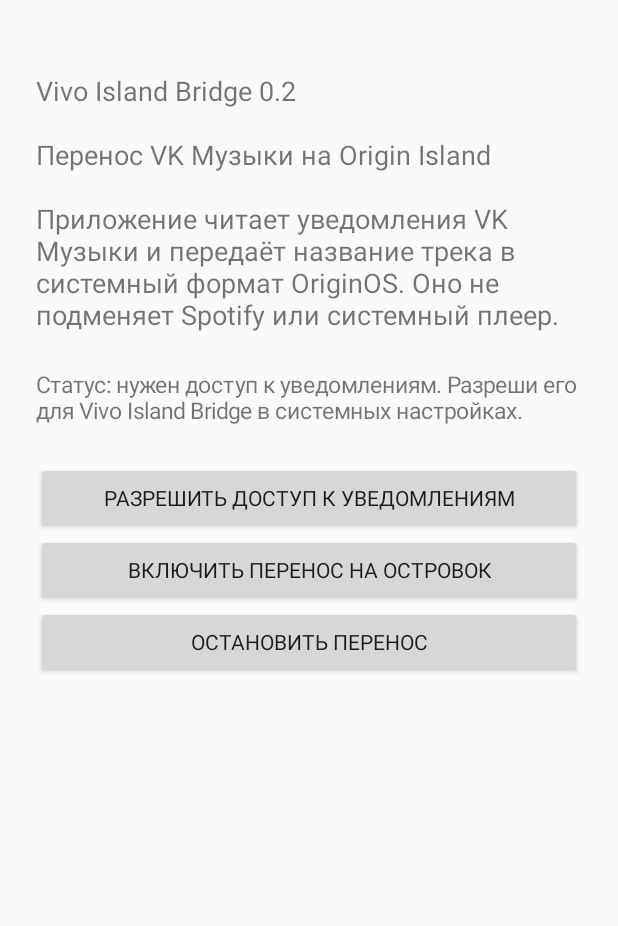
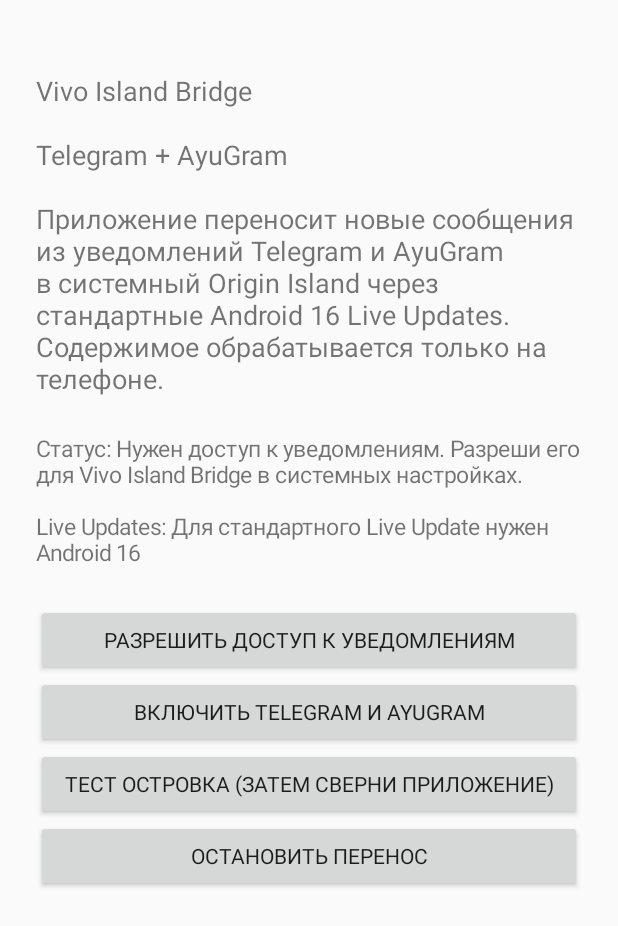
Before and after one commit to X3X3T/QuizMix, an Android app: the screen it shows after launch (MainActivity), after a tap on "ОСТАНОВИТЬ ПЕРЕНОС", on a phone screen of 412 x 824 dp. Shown: the top 926 px of the screen. Run offline under Robolectric (Android 15) with nearby library versions, the phone set to English and light mode, and no system bars.

Commit message:
Update app controls for Telegram and AyuGram island forwarding

```diff
--- a/VivoIslandBridge/app/src/main/java/com/x3x3t/vivoislandbridge/MainActivity.java
+++ b/VivoIslandBridge/app/src/main/java/com/x3x3t/vivoislandbridge/MainActivity.java
@@ -2,9 +2,9 @@ package com.x3x3t.vivoislandbridge;
 
 import android.Manifest;
 import android.app.Activity;
+import android.app.NotificationManager;
 import android.content.ComponentName;
 import android.content.Intent;
-import android.content.SharedPreferences;
 import android.content.pm.PackageManager;
 import android.os.Build;
 import android.os.Bundle;
@@ -12,6 +12,8 @@ import android.provider.Settings;
 import android.widget.Button;
 import android.widget.LinearLayout;
 import android.widget.TextView;
+
+import java.lang.reflect.Method;
 
 public class MainActivity extends Activity {
     private static final int REQUEST_NOTIFICATIONS = 10;
@@ -27,7 +29,7 @@ public class MainActivity extends Activity {
         layout.setPadding(pad, pad * 2, pad, pad);
 
         TextView title = new TextView(this);
-        title.setText("Vivo Island Bridge 0.2\n\nПеренос VK Музыки на Origin Island\n\nПриложение читает уведомления VK Музыки и передаёт название трека в системный формат OriginOS. Оно не подменяет Spotify или системный плеер.");
+        title.setText("Vivo Island Bridge\n\nTelegram + AyuGram\n\nПриложение переносит новые сообщения из уведомлений Telegram и AyuGram в системный Origin Island через стандартные Android 16 Live Updates. Содержимое обрабатывается только на телефоне.");
         title.setTextSize(18);
         layout.addView(title);
 
@@ -48,15 +50,21 @@ public class MainActivity extends Activity {
         layout.addView(access);
 
         Button enable = new Button(this);
-        enable.setText("Включить перенос на островок");
+        enable.setText("Включить Telegram и AyuGram");
         enable.setOnClickListener(v -> enableBridge());
         layout.addView(enable);
+
+        Button test = new Button(this);
+        test.setText("Тест островка (затем сверни приложение)");
+        test.setOnClickListener(v -> postTest());
+        layout.addView(test);
 
         Button disable = new Button(this);
         disable.setText("Остановить перенос");
         disable.setOnClickListener(v -> {
-            getSharedPreferences("vivo_bridge", MODE_PRIVATE).edit().putBoolean("bridge_enabled", false).apply();
-            OriginIslandPublisher.unmount(this);
+            getSharedPreferences("vivo_bridge", MODE_PRIVATE).edit()
+                    .putBoolean("bridge_enabled", false).apply();
+            MessageIslandPublisher.cancelAll(this);
             refreshStatus();
         });
         layout.addView(disable);
@@ -77,7 +85,8 @@ public class MainActivity extends Activity {
             requestPermissions(new String[]{Manifest.permission.POST_NOTIFICATIONS}, REQUEST_NOTIFICATIONS);
             return;
         }
-        getSharedPreferences("vivo_bridge", MODE_PRIVATE).edit().putBoolean("bridge_enabled", true).apply();
+        getSharedPreferences("vivo_bridge", MODE_PRIVATE).edit()
+                .putBoolean("bridge_enabled", true).apply();
         refreshStatus();
         if (!hasListenerAccess()) {
             try {
@@ -88,6 +97,17 @@ public class MainActivity extends Activity {
         }
     }
 
+    private void postTest() {
+        if (Build.VERSION.SDK_INT >= 33 &&
+                checkSelfPermission(Manifest.permission.POST_NOTIFICATIONS) != PackageManager.PERMISSION_GRANTED) {
+            requestPermissions(new String[]{Manifest.permission.POST_NOTIFICATIONS}, REQUEST_NOTIFICATIONS);
+            status.setText("Сначала разреши отправку уведомлений, затем нажми тест ещё раз.");
+            return;
+        }
+        MessageIslandPublisher.publishTest(this);
+        status.setText("Тест отправлен. Сверни приложение на главный экран и проверь Origin Island. Уведомление исчезнет примерно через 12 секунд.");
+    }
+
     private boolean hasListenerAccess() {
         String enabled = Settings.Secure.getString(getContentResolver(), "enabled_notification_listeners");
         if (enabled == null) return false;
@@ -95,21 +115,39 @@ public class MainActivity extends Activity {
         return enabled.contains(component);
     }
 
+    private String promotionStatus() {
+        if (Build.VERSION.SDK_INT < 36) return "Для стандартного Live Update нужен Android 16";
+        try {
+            NotificationManager manager = getSystemService(NotificationManager.class);
+            Method method = NotificationManager.class.getMethod("canPostPromotedNotifications");
+            Object result = method.invoke(manager);
+            return Boolean.TRUE.equals(result)
+                    ? "Android разрешает Live Updates"
+                    : "Android сейчас не разрешает Live Updates";
+        } catch (Throwable ignored) {
+            return "Прошивка не раскрывает статус Live Updates";
+        }
+    }
+
     private void refreshStatus() {
-        boolean enabled = getSharedPreferences("vivo_bridge", MODE_PRIVATE).getBoolean("bridge_enabled", false);
+        boolean enabled = getSharedPreferences("vivo_bridge", MODE_PRIVATE)
+                .getBoolean("bridge_enabled", false);
         boolean listener = hasListenerAccess();
         boolean notifications = Build.VERSION.SDK_INT < 33 ||
                 checkSelfPermission(Manifest.permission.POST_NOTIFICATIONS) == PackageManager.PERMISSION_GRANTED;
 
+        String state;
         if (!notifications) {
-            status.setText("Статус: нужно разрешить приложению отправлять уведомления.");
+            state = "Нужно разрешить приложению отправлять уведомления.";
         } else if (!listener) {
-            status.setText("Статус: нужен доступ к уведомлениям. Разреши его для Vivo Island Bridge в системных настройках.");
+            state = "Нужен доступ к уведомлениям. Разреши его для Vivo Island Bridge в системных настройках.";
         } else if (!enabled) {
-            status.setText("Статус: доступ выдан. Нажми «Включить перенос на островок».");
+            state = "Доступ выдан. Нажми «Включить Telegram и AyuGram».";
         } else {
-            status.setText("Статус: включено. Ожидаю уведомление VK Музыки. Само приложение можно свернуть.");
+            state = "Включено. Ожидаю новые сообщения Telegram или AyuGram.";
         }
+
+        status.setText("Статус: " + state + "\n\nLive Updates: " + promotionStatus());
     }
 
     @Override
@@ -119,7 +157,7 @@ public class MainActivity extends Activity {
             if (grantResults.length > 0 && grantResults[0] == PackageManager.PERMISSION_GRANTED) {
                 enableBridge();
             } else {
-                status.setText("Статус: разрешение на уведомления не выдано.");
+                status.setText("Разрешение на уведомления не выдано.");
             }
         }
     }
```
